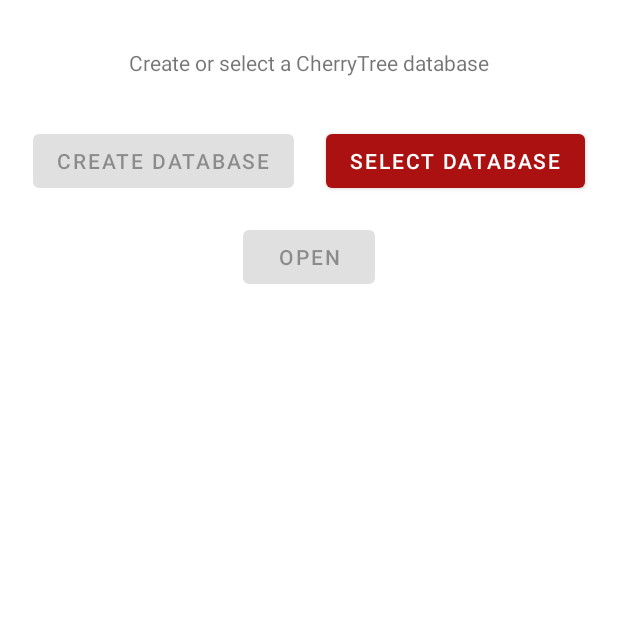
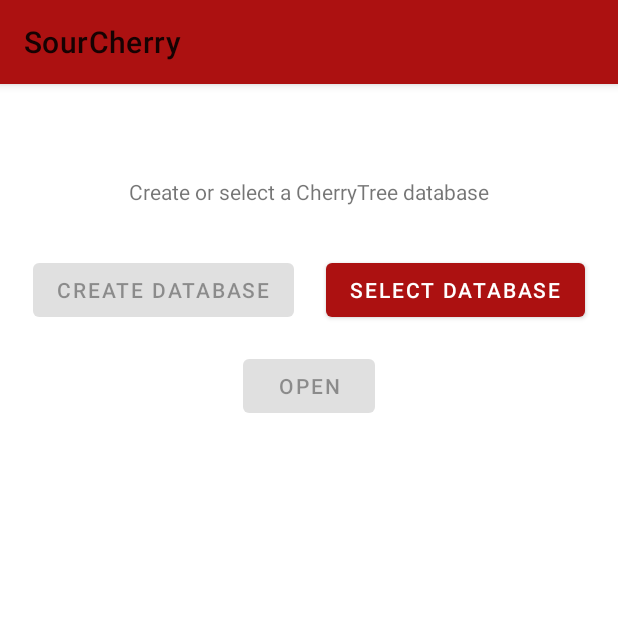
Before and after one commit to FFDA/SourCherry, an Android app: the screen it shows after launch (MainActivity), on a phone screen of 412 x 824 dp, the top half of it. Run offline under Robolectric (Android 15) with nearby library versions, the light colour scheme and no system bars.

Commit message:
Added toolbar to MainActivity;

```diff
--- a/app/src/main/java/com/ffda/sourcherry/XMLReader.java
+++ b/app/src/main/java/com/ffda/sourcherry/XMLReader.java
@@ -10,7 +10,6 @@
 import android.text.SpannableStringBuilder;
 import android.text.Spanned;
 
-import android.text.style.BackgroundColorSpan;
 import android.text.style.ForegroundColorSpan;
 import android.text.style.ImageSpan;
 import android.text.style.LineBackgroundSpan;
--- a/app/src/main/res/layout/activity_main.xml
+++ b/app/src/main/res/layout/activity_main.xml
@@ -6,14 +6,26 @@
     android:layout_height="match_parent"
     tools:context=".MainActivity">
 
+    <androidx.appcompat.widget.Toolbar
+        android:id="@+id/toolbar"
+        android:layout_width="match_parent"
+        android:layout_height="?attr/actionBarSize"
+        android:background="?attr/colorPrimary"
+        android:elevation="4dp"
+        android:theme="@style/ThemeOverlay.AppCompat.DayNight.ActionBar"
+        app:title="@string/app_name"
+        app:layout_constraintStart_toStartOf="parent"
+        app:layout_constraintTop_toTopOf="parent"
+        app:popupTheme="@style/ThemeOverlay.AppCompat.DayNight" />
+
     <TextView
         android:id="@+id/textViewMessage"
         android:layout_width="wrap_content"
         android:layout_height="wrap_content"
-        android:layout_marginTop="32dp"
+        android:layout_marginTop="62dp"
         app:layout_constraintEnd_toEndOf="parent"
         app:layout_constraintStart_toStartOf="parent"
-        app:layout_constraintTop_toTopOf="parent" />
+        app:layout_constraintTop_toBottomOf="@+id/toolbar" />
 
     <Button
         android:id="@+id/button_create_database"
@@ -53,7 +65,7 @@
         android:id="@+id/editTextTextPassword"
         android:layout_width="wrap_content"
         android:layout_height="wrap_content"
-        android:layout_marginTop="32dp"
+        android:layout_marginTop="64dp"
         android:ems="10"
         android:inputType="textPassword"
         app:layout_constraintEnd_toEndOf="parent"
```
